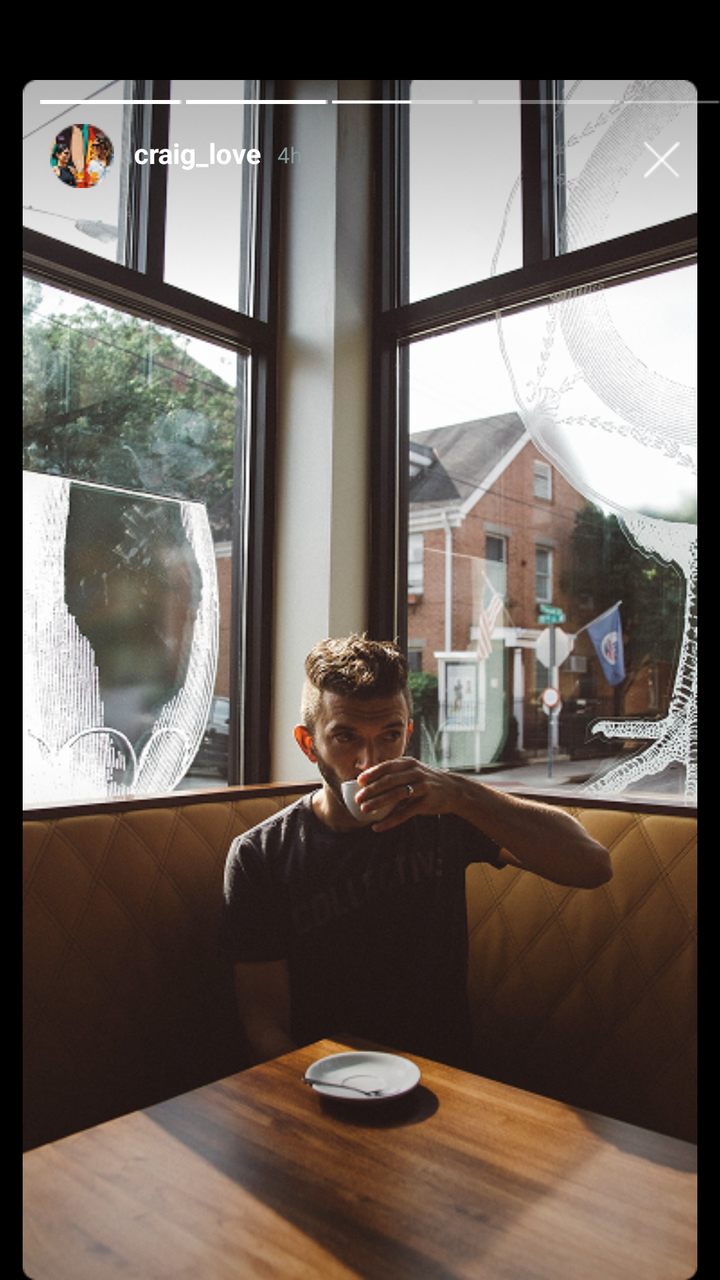
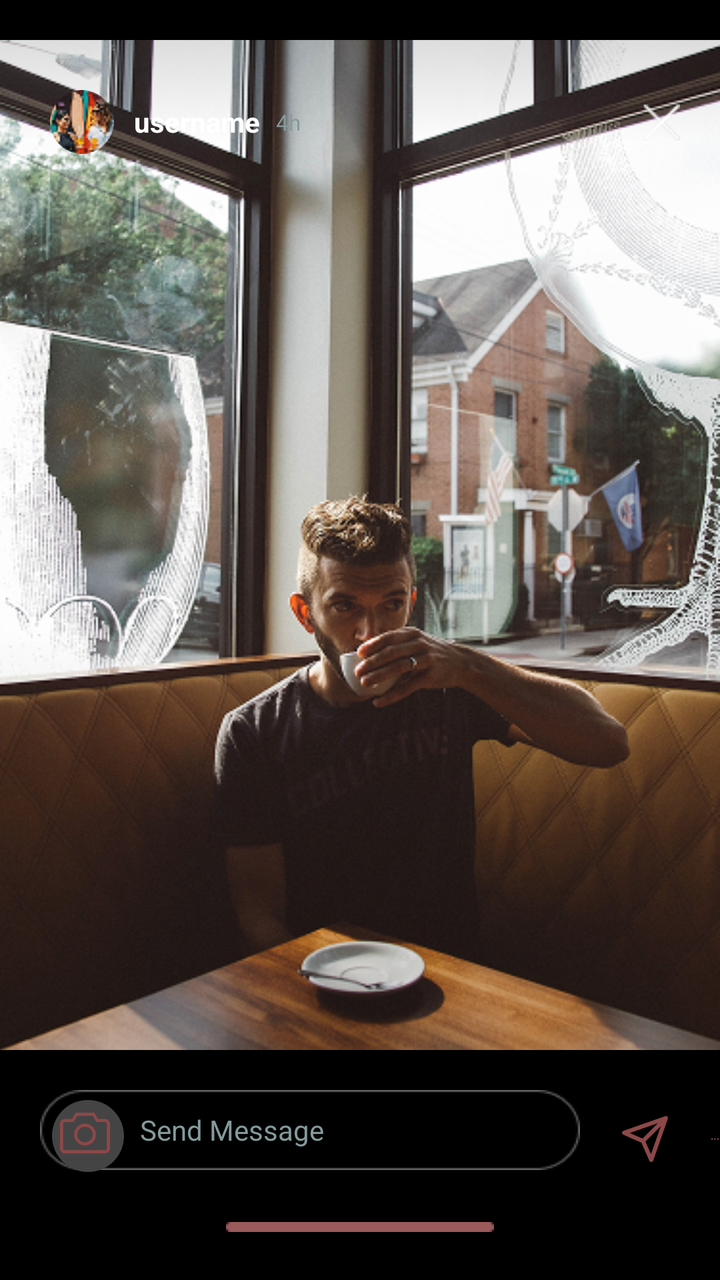

Compare the two renders of this Android layout. The source of the first and the diff that turns it into the second are given below.
<!-- AndroidManifest.xml: application theme Theme.SMD_Assignment_1 -->
<!-- res/layout/activity_socialhomescreen12.xml -->
<?xml version="1.0" encoding="utf-8"?>
<LinearLayout xmlns:android="http://schemas.android.com/apk/res/android"
    xmlns:app="http://schemas.android.com/apk/res-auto"
    xmlns:tools="http://schemas.android.com/tools"
    android:id="@+id/main"
    android:layout_width="match_parent"
    android:layout_height="match_parent"
    android:orientation="vertical"
    tools:context=".socialhomescreen12"
    android:background="#000000">

    <RelativeLayout
        android:layout_width="match_parent"
        android:layout_height="wrap_content"
        android:layout_marginTop="40dp"
        >
        <ImageView
            android:layout_width="match_parent"
            android:layout_height="wrap_content"
            android:id="@+id/maincoffeephoto"
            android:src="@drawable/persondrinkingcoffeemainphoto"
            />
        <ImageView
            android:layout_width="wrap_content"
            android:layout_height="wrap_content"
            android:src="@drawable/filledstoryviewline"
            android:id="@+id/l1"
            android:layout_marginTop="10dp"
            android:layout_marginStart="20dp"
            />
        <ImageView
            android:layout_width="wrap_content"
            android:layout_height="wrap_content"
            android:src="@drawable/filledstoryviewline"
            android:id="@+id/l2"
            android:layout_toRightOf="@+id/l1"
            android:layout_marginTop="10dp"
            android:layout_marginStart="2dp"
            />
        <ImageView
            android:layout_width="wrap_content"
            android:layout_height="wrap_content"
            android:src="@drawable/hollowviewstoryline"
            android:id="@+id/l3"
            android:layout_toRightOf="@+id/l2"
            android:layout_marginTop="10dp"
            android:layout_marginStart="2dp"
            />
        <ImageView
            android:layout_width="40dp"
            android:layout_height="wrap_content"
            android:src="@drawable/filledstoryviewline"
            android:id="@+id/l4"
            android:layout_toRightOf="@+id/l2"
            android:layout_marginTop="10dp"
            android:layout_marginStart="2dp"
            />
        <ImageView
            android:layout_width="wrap_content"
            android:layout_height="wrap_content"
            android:src="@drawable/hollowviewstoryline"
            android:id="@+id/l5"
            android:layout_toRightOf="@+id/l3"
            android:layout_marginTop="10dp"
            android:layout_marginStart="2dp"
            />
        <ImageView
            android:layout_width="65dp"
            android:layout_height="wrap_content"
            android:src="@drawable/hollowviewstoryline"
            android:id="@+id/l6"
            android:layout_toRightOf="@+id/l5"
            android:layout_marginTop="10dp"
            android:layout_marginStart="2dp"
            />
        <ImageView
            android:layout_width="wrap_content"
            android:layout_height="wrap_content"
            android:id="@+id/craigloveprofile"
            android:layout_below="@id/l1"
            android:layout_marginTop="10dp"
            android:layout_marginStart="25dp"
            android:src="@drawable/craig_love_profile_small"
            />
        <TextView
            android:layout_width="wrap_content"
            android:layout_height="wrap_content"
            android:text="craig_love"
            android:id="@+id/craiglovename"
            android:textColor="#FFFFFF"
            android:textStyle="bold"
            android:layout_toRightOf="@+id/craigloveprofile"
            android:layout_marginTop="27dp"
            android:layout_marginStart="10dp"
            />
        <TextView
            android:layout_width="wrap_content"
            android:layout_height="wrap_content"
            android:text="4h"
            android:textSize="11sp"
            android:textColor="@color/mainpagefrom"
            android:layout_toRightOf="@+id/craiglovename"
            android:layout_marginTop="30dp"
            android:layout_marginStart="8dp"
            />
        <ImageView
            android:id="@+id/whitecancelicon"
            android:layout_width="wrap_content"
            android:layout_height="wrap_content"
            android:src="@drawable/whitecancelicon"
            android:layout_alignParentEnd="true"
            android:layout_marginEnd="20dp"
            android:layout_marginTop="30dp"
            />


    </RelativeLayout>
    <RelativeLayout
        android:layout_width="match_parent"
        android:layout_height="wrap_content"
        android:layout_marginTop="20dp"
        >
        <EditText
            android:layout_width="270dp"
            android:layout_height="wrap_content"
            android:layout_marginStart="20dp"
            android:text="Send Message"
            android:id="@+id/inputmessagefield"
            android:textSize="14sp"
            android:paddingLeft="50dp"
            android:textColor="@color/mainpagesmd"
            android:background="@drawable/circularrectange"
            />
        <ImageView
            android:layout_width="wrap_content"
            android:layout_height="wrap_content"
            android:src="@drawable/greycircle2"
            android:layout_marginStart="26dp"
            android:layout_marginTop="5dp"
            />
        <ImageView
            android:layout_width="wrap_content"
            android:layout_height="wrap_content"
            android:src="@drawable/cameralogo_red"
            android:layout_marginStart="30dp"
            android:layout_marginTop="9dp"
            />
        <ImageView
            android:layout_width="wrap_content"
            android:layout_height="wrap_content"
            android:layout_toRightOf="@+id/inputmessagefield"
            android:id="@+id/sendicon"
            android:src="@drawable/send_icon_red"
            android:layout_marginStart="20dp"
            android:layout_marginTop="12dp"
            />
        <ImageView
            android:layout_width="wrap_content"
            android:layout_height="wrap_content"
            android:layout_toRightOf="@+id/sendicon"
            android:id="@+id/dotsicon"
            android:src="@drawable/reddots"
            android:layout_marginStart="20dp"
            android:layout_marginTop="12dp"
            />
        <ImageView
            android:layout_width="wrap_content"
            android:layout_height="wrap_content"
            android:src="@drawable/brownbottomline"
            android:layout_below="@+id/inputmessagefield"
            android:layout_marginTop="26dp"
            android:layout_centerHorizontal="true"
            android:layout_marginBottom="4dp"
            />

    </RelativeLayout>

</LinearLayout>
<!-- resources referenced by this layout -->
<resources>
  <color name="mainpagefrom">#849a9c</color>
  <color name="mainpagesmd">#8c4849</color>
  <!-- drawable brownbottomline: png bitmap (drawable, 199 bytes) -->
  <!-- drawable cameralogo_red (drawable) -->
  <vector xmlns:android="http://schemas.android.com/apk/res/android"
      android:width="25dp"
      android:height="25dp"
      android:viewportWidth="32"
      android:viewportHeight="32">
    <path
        android:pathData="M29,7h-4.599l-2.401,-4h-12l-2.4,4h-4.6c-1,0 -3,1 -3,2.969v16.031c0,1.657 1.5,3 2.792,3h26.271c1.313,0 2.938,-1.406 2.938,-2.968v-16.032c0,-1 -1,-3 -3,-3zM30,26.032c0,0.395 -0.639,0.947 -0.937,0.969h-26.265c-0.232,-0.019 -0.797,-0.47 -0.797,-1v-16.031c0,-0.634 0.851,-0.953 1,-0.969h5.732l2.4,-4h9.802l1.785,3.03 0.55,0.97h5.731c0.705,0 0.99,0.921 1,1v16.032zM16,10c-3.866,0 -7,3.134 -7,7s3.134,7 7,7 7,-3.134 7,-7 -3.134,-7 -7,-7zM16,22c-2.757,0 -5,-2.243 -5,-5s2.243,-5 5,-5 5,2.243 5,5 -2.243,5 -5,5z"
        android:fillColor="@color/mainpagesmd"/>
  </vector>
  <!-- drawable circularrectange: png bitmap (drawable, 973 bytes) -->
  <!-- drawable craig_love_profile_small: png bitmap (drawable, 3157 bytes) -->
  <!-- drawable filledstoryviewline: png bitmap (drawable, 141 bytes) -->
  <!-- drawable greycircle2 (drawable) -->
  <?xml version="1.0" encoding="utf-8"?>
  <shape xmlns:android="http://schemas.android.com/apk/res/android"
      android:shape="oval">
  
      
      <solid android:color="#454444"
          />
  
  
  
  
  
      <size
          android:width="36dp"
          android:height="36dp" />
  </shape>
  <!-- drawable hollowviewstoryline: png bitmap (drawable, 144 bytes) -->
  <!-- drawable persondrinkingcoffeemainphoto: png bitmap (drawable, 462293 bytes) -->
  <!-- drawable reddots (drawable) -->
  <vector xmlns:android="http://schemas.android.com/apk/res/android" android:height="25dp" android:viewportHeight="24" android:viewportWidth="24" android:width="25dp">
        
      <path android:fillColor="#00000000" android:pathData="M4,12a1,1 0,1 0,2 0a1,1 0,1 0,-2 0m7,0a1,1 0,1 0,2 0a1,1 0,1 0,-2 0m7,0a1,1 0,1 0,2 0a1,1 0,1 0,-2 0" android:strokeColor="#8c4849" android:strokeLineCap="round" android:strokeLineJoin="round" android:strokeWidth="2"/>
      
  </vector>
  <!-- drawable send_icon_red (drawable) -->
  <vector xmlns:android="http://schemas.android.com/apk/res/android" android:height="25dp" android:viewportHeight="24" android:viewportWidth="24" android:width="25dp">
        
      <path android:fillColor="#00000000" android:pathData="m22,2l-7,20l-4,-9l-9,-4ZM22,2L11,13" android:strokeColor="#8c4849" android:strokeLineCap="round" android:strokeLineJoin="round" android:strokeWidth="2"/>
      
  </vector>
  <!-- drawable whitecancelicon: png bitmap (drawable, 311 bytes) -->
  <style name="Theme.SMD_Assignment_1" parent="Base.Theme.SMD_Assignment_1" />
  <style name="Base.Theme.SMD_Assignment_1" parent="Theme.Material3.DayNight.NoActionBar">
          
          
      </style>
</resources>

<!-- the commit's change to res/layout/activity_socialhomescreen12.xml (unified diff, before → after) -->
@@ -9,170 +9,165 @@
     tools:context=".socialhomescreen12"
     android:background="#000000">
 
-    <RelativeLayout
+    <FrameLayout
         android:layout_width="match_parent"
-        android:layout_height="wrap_content"
-        android:layout_marginTop="40dp"
-        >
+        android:layout_height="0dp"
+        android:layout_weight="1"
+        android:layout_marginTop="20dp">
+
+        
         <ImageView
             android:layout_width="match_parent"
+            android:layout_height="match_parent"
+            android:id="@+id/storyImage"
+            android:scaleType="centerCrop"
+            android:src="@drawable/persondrinkingcoffeemainphoto"/>
+
+        
+        <LinearLayout
+            android:layout_width="match_parent"
+            android:layout_height="match_parent"
+            android:orientation="horizontal"
+            android:weightSum="2">
+
+            
+            <View
+                android:id="@+id/leftTouchArea"
+                android:layout_width="0dp"
+                android:layout_height="match_parent"
+                android:layout_weight="1"
+                android:clickable="true"
+                android:focusable="true"/>
+
+            
+            <View
+                android:id="@+id/rightTouchArea"
+                android:layout_width="0dp"
+                android:layout_height="match_parent"
+                android:layout_weight="1"
+                android:clickable="true"
+                android:focusable="true"/>
+        </LinearLayout>
+
+        
+        <LinearLayout
+            android:id="@+id/progressBarsContainer"
+            android:layout_width="match_parent"
             android:layout_height="wrap_content"
-            android:id="@+id/maincoffeephoto"
-            android:src="@drawable/persondrinkingcoffeemainphoto"
-            />
-        <ImageView
-            android:layout_width="wrap_content"
-            android:layout_height="wrap_content"
-            android:src="@drawable/filledstoryviewline"
-            android:id="@+id/l1"
+            android:orientation="horizontal"
             android:layout_marginTop="10dp"
             android:layout_marginStart="20dp"
-            />
-        <ImageView
-            android:layout_width="wrap_content"
+            android:layout_marginEnd="20dp"
+            android:weightSum="1"/>
+
+        
+        <LinearLayout
+            android:layout_width="match_parent"
             android:layout_height="wrap_content"
-            android:src="@drawable/filledstoryviewline"
-            android:id="@+id/l2"
-            android:layout_toRightOf="@+id/l1"
-            android:layout_marginTop="10dp"
-            android:layout_marginStart="2dp"
-            />
-        <ImageView
-            android:layout_width="wrap_content"
-            android:layout_height="wrap_content"
-            android:src="@drawable/hollowviewstoryline"
-            android:id="@+id/l3"
-            android:layout_toRightOf="@+id/l2"
-            android:layout_marginTop="10dp"
-            android:layout_marginStart="2dp"
-            />
-        <ImageView
-            android:layout_width="40dp"
-            android:layout_height="wrap_content"
-            android:src="@drawable/filledstoryviewline"
-            android:id="@+id/l4"
-            android:layout_toRightOf="@+id/l2"
-            android:layout_marginTop="10dp"
-            android:layout_marginStart="2dp"
-            />
-        <ImageView
-            android:layout_width="wrap_content"
-            android:layout_height="wrap_content"
-            android:src="@drawable/hollowviewstoryline"
-            android:id="@+id/l5"
-            android:layout_toRightOf="@+id/l3"
-            android:layout_marginTop="10dp"
-            android:layout_marginStart="2dp"
-            />
-        <ImageView
-            android:layout_width="65dp"
-            android:layout_height="wrap_content"
-            android:src="@drawable/hollowviewstoryline"
-            android:id="@+id/l6"
-            android:layout_toRightOf="@+id/l5"
-            android:layout_marginTop="10dp"
-            android:layout_marginStart="2dp"
-            />
-        <ImageView
-            android:layout_width="wrap_content"
-            android:layout_height="wrap_content"
-            android:id="@+id/craigloveprofile"
-            android:layout_below="@id/l1"
-            android:layout_marginTop="10dp"
-            android:layout_marginStart="25dp"
-            android:src="@drawable/craig_love_profile_small"
-            />
-        <TextView
-            android:layout_width="wrap_content"
-            android:layout_height="wrap_content"
-            android:text="craig_love"
-            android:id="@+id/craiglovename"
-            android:textColor="#FFFFFF"
-            android:textStyle="bold"
-            android:layout_toRightOf="@+id/craigloveprofile"
-            android:layout_marginTop="27dp"
-            android:layout_marginStart="10dp"
-            />
-        <TextView
-            android:layout_width="wrap_content"
-            android:layout_height="wrap_content"
-            android:text="4h"
-            android:textSize="11sp"
-            android:textColor="@color/mainpagefrom"
-            android:layout_toRightOf="@+id/craiglovename"
-            android:layout_marginTop="30dp"
-            android:layout_marginStart="8dp"
-            />
-        <ImageView
-            android:id="@+id/whitecancelicon"
-            android:layout_width="wrap_content"
-            android:layout_height="wrap_content"
-            android:src="@drawable/whitecancelicon"
-            android:layout_alignParentEnd="true"
-            android:layout_marginEnd="20dp"
-            android:layout_marginTop="30dp"
-            />
+            android:orientation="horizontal"
+            android:layout_marginTop="25dp"
+            android:gravity="center_vertical"
+            android:paddingStart="25dp"
+            android:paddingEnd="20dp">
 
+            <com.google.android.material.imageview.ShapeableImageView
+                android:layout_width="32dp"
+                android:layout_height="32dp"
+                android:id="@+id/userProfileImage"
+                android:src="@drawable/craig_love_profile_small"
+                android:scaleType="centerCrop"
+                app:shapeAppearanceOverlay="@style/CircleImage"/>
 
-    </RelativeLayout>
+            <TextView
+                android:layout_width="wrap_content"
+                android:layout_height="wrap_content"
+                android:text="username"
+                android:id="@+id/username"
+                android:textColor="#FFFFFF"
+                android:textStyle="bold"
+                android:layout_marginStart="10dp"/>
+
+            <TextView
+                android:layout_width="wrap_content"
+                android:layout_height="wrap_content"
+                android:text="4h"
+                android:id="@+id/timeAgo"
+                android:textSize="11sp"
+                android:textColor="@color/mainpagefrom"
+                android:layout_marginStart="8dp"/>
+
+            <View
+                android:layout_width="0dp"
+                android:layout_height="1dp"
+                android:layout_weight="1"/>
+
+            <ImageView
+                android:id="@+id/closeButton"
+                android:layout_width="wrap_content"
+                android:layout_height="wrap_content"
+                android:src="@drawable/whitecancelicon"
+                android:clickable="true"
+                android:focusable="true"/>
+        </LinearLayout>
+    </FrameLayout>
+
     <RelativeLayout
         android:layout_width="match_parent"
         android:layout_height="wrap_content"
         android:layout_marginTop="20dp"
-        >
+        android:paddingBottom="20dp">
+
         <EditText
             android:layout_width="270dp"
-            android:layout_height="wrap_content"
+            android:layout_height="40dp"
             android:layout_marginStart="20dp"
-            android:text="Send Message"
-            android:id="@+id/inputmessagefield"
+            android:hint="Send Message"
+            android:id="@+id/inputMessageField"
             android:textSize="14sp"
             android:paddingLeft="50dp"
             android:textColor="@color/mainpagesmd"
-            android:background="@drawable/circularrectange"
-            />
+            android:textColorHint="@color/mainpagefrom"
+            android:background="@drawable/circularrectange"/>
+
         <ImageView
             android:layout_width="wrap_content"
             android:layout_height="wrap_content"
             android:src="@drawable/greycircle2"
             android:layout_marginStart="26dp"
-            android:layout_marginTop="5dp"
-            />
+            android:layout_marginTop="5dp"/>
+
         <ImageView
             android:layout_width="wrap_content"
             android:layout_height="wrap_content"
             android:src="@drawable/cameralogo_red"
             android:layout_marginStart="30dp"
-            android:layout_marginTop="9dp"
-            />
+            android:layout_marginTop="9dp"/>
+
         <ImageView
             android:layout_width="wrap_content"
             android:layout_height="wrap_content"
-            android:layout_toRightOf="@+id/inputmessagefield"
-            android:id="@+id/sendicon"
+            android:layout_toRightOf="@+id/inputMessageField"
+            android:id="@+id/sendIcon"
             android:src="@drawable/send_icon_red"
             android:layout_marginStart="20dp"
-            android:layout_marginTop="12dp"
-            />
+            android:layout_marginTop="12dp"/>
+
         <ImageView
             android:layout_width="wrap_content"
             android:layout_height="wrap_content"
-            android:layout_toRightOf="@+id/sendicon"
-            android:id="@+id/dotsicon"
+            android:layout_toRightOf="@+id/sendIcon"
+            android:id="@+id/dotsIcon"
             android:src="@drawable/reddots"
             android:layout_marginStart="20dp"
-            android:layout_marginTop="12dp"
-            />
+            android:layout_marginTop="12dp"/>
+
         <ImageView
             android:layout_width="wrap_content"
             android:layout_height="wrap_content"
             android:src="@drawable/brownbottomline"
-            android:layout_below="@+id/inputmessagefield"
+            android:layout_below="@+id/inputMessageField"
             android:layout_marginTop="26dp"
             android:layout_centerHorizontal="true"
-            android:layout_marginBottom="4dp"
-            />
-
+            android:layout_marginBottom="4dp"/>
     </RelativeLayout>
-
 </LinearLayout>
<!-- resource entries referenced after the edit -->
@@ -15,7 +15,6 @@
   </vector>
   <!-- drawable circularrectange: png bitmap (drawable, 973 bytes) -->
   <!-- drawable craig_love_profile_small: png bitmap (drawable, 3157 bytes) -->
-  <!-- drawable filledstoryviewline: png bitmap (drawable, 141 bytes) -->
   <!-- drawable greycircle2 (drawable) -->
   <?xml version="1.0" encoding="utf-8"?>
   <shape xmlns:android="http://schemas.android.com/apk/res/android"
@@ -33,7 +32,6 @@
           android:width="36dp"
           android:height="36dp" />
   </shape>
-  <!-- drawable hollowviewstoryline: png bitmap (drawable, 144 bytes) -->
   <!-- drawable persondrinkingcoffeemainphoto: png bitmap (drawable, 462293 bytes) -->
   <!-- drawable reddots (drawable) -->
   <vector xmlns:android="http://schemas.android.com/apk/res/android" android:height="25dp" android:viewportHeight="24" android:viewportWidth="24" android:width="25dp">
@@ -48,6 +46,10 @@
       
   </vector>
   <!-- drawable whitecancelicon: png bitmap (drawable, 311 bytes) -->
+  <style name="CircleImage">
+          <item name="cornerFamily">rounded</item>
+          <item name="cornerSize">50%</item>
+      </style>
   <style name="Theme.SMD_Assignment_1" parent="Base.Theme.SMD_Assignment_1" />
   <style name="Base.Theme.SMD_Assignment_1" parent="Theme.Material3.DayNight.NoActionBar">
           
